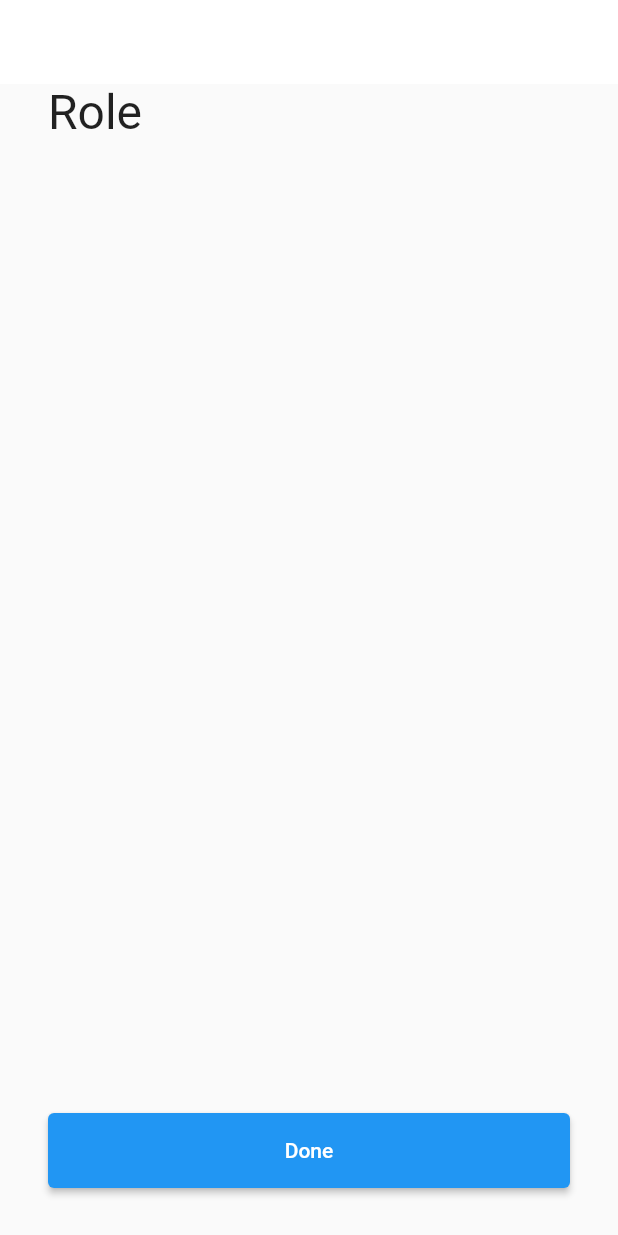
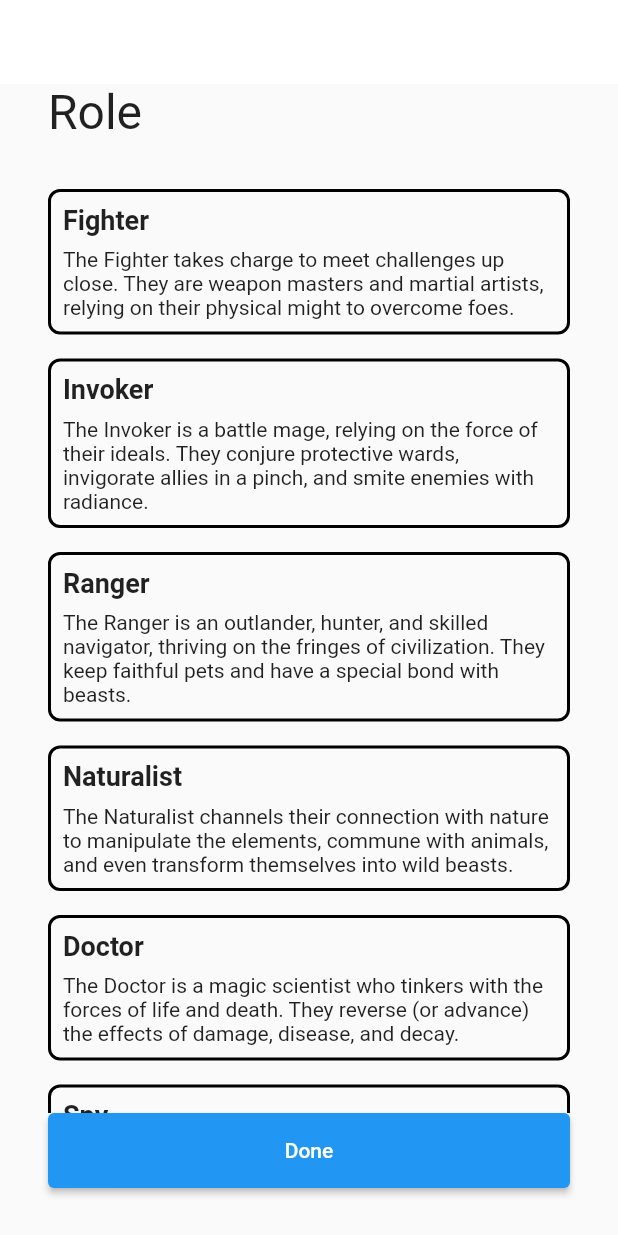
Before and after one commit to fates-dnd/fates_quest_flutter, a Flutter app: the RoleFormScreen screen opened directly, on a phone screen of 412 x 824 dp. Run offline on Flutter 3.47's test engine with Material 2 defaults, Android fonts, the phone set to English and light mode, and no system bars; generated files the repository leaves out were written again.

Commit message:
role form screen

```diff
--- a/lib/character_creator/role_form_screen.dart
+++ b/lib/character_creator/role_form_screen.dart
@@ -1,3 +1,4 @@
+import 'package:fates_quest_flutter/data/role.dart';
 import 'package:flutter/material.dart';
 import 'package:flutter_gen/gen_l10n/app_localizations.dart';
 
@@ -22,10 +23,10 @@ class RoleFormScreen extends StatelessWidget {
               ),
             ),
             const SizedBox(
-              height: 80,
+              height: 32,
             ),
             const Expanded(
-              child: SizedBox(),
+              child: RolesGrid(),
             ),
             ElevatedButton(
               onPressed: () {
@@ -44,3 +45,147 @@ class RoleFormScreen extends StatelessWidget {
     );
   }
 }
+
+class RolesGrid extends StatefulWidget {
+  const RolesGrid({Key? key}) : super(key: key);
+
+  @override
+  State<StatefulWidget> createState() => _RolesGridState();
+}
+
+class _RolesGridState extends State<RolesGrid> {
+  Role? selectedRole;
+
+  @override
+  Widget build(BuildContext context) {
+    final localization = AppLocalizations.of(context)!;
+
+    return ListView(
+      children: [
+        RoleSection(
+          title: localization.fighter_role,
+          description: localization.fighter_description,
+          isSelected: selectedRole == Role.fighter,
+          onClicked: () => setState(() {
+            selectedRole = Role.fighter;
+          }),
+        ),
+        const SizedBox(height: 16),
+        RoleSection(
+          title: localization.invoker_role,
+          description: localization.invoker_description,
+          isSelected: selectedRole == Role.invoker,
+          onClicked: () => setState(() {
+            selectedRole = Role.invoker;
+          }),
+        ),
+        const SizedBox(height: 16),
+        RoleSection(
+          title: localization.ranger_role,
+          description: localization.ranger_description,
+          isSelected: selectedRole == Role.ranger,
+          onClicked: () => setState(() {
+            selectedRole = Role.ranger;
+          }),
+        ),
+        const SizedBox(height: 16),
+        RoleSection(
+          title: localization.naturalist_role,
+          description: localization.naturalist_description,
+          isSelected: selectedRole == Role.naturalist,
+          onClicked: () => setState(() {
+            selectedRole = Role.naturalist;
+          }),
+        ),
+        const SizedBox(height: 16),
+        RoleSection(
+          title: localization.doctor_role,
+          description: localization.doctor_description,
+          isSelected: selectedRole == Role.doctor,
+          onClicked: () => setState(() {
+            selectedRole = Role.doctor;
+          }),
+        ),
+        const SizedBox(height: 16),
+        RoleSection(
+          title: localization.spy_role,
+          description: localization.spy_description,
+          isSelected: selectedRole == Role.spy,
+          onClicked: () => setState(() {
+            selectedRole = Role.spy;
+          }),
+        ),
+        const SizedBox(height: 16),
+        RoleSection(
+          title: localization.magician_role,
+          description: localization.magician_description,
+          isSelected: selectedRole == Role.magician,
+          onClicked: () => setState(() {
+            selectedRole = Role.magician;
+          }),
+        ),
+        const SizedBox(height: 16),
+        RoleSection(
+          title: localization.wizard_role,
+          description: localization.wizard_descripition,
+          isSelected: selectedRole == Role.wizard,
+          onClicked: () => setState(() {
+            selectedRole = Role.wizard;
+          }),
+        ),
+        const SizedBox(height: 16),
+      ],
+    );
+  }
+}
+
+class RoleSection extends StatelessWidget {
+  final String title;
+  final String description;
+  final bool isSelected;
+  final VoidCallback onClicked;
+
+  const RoleSection({
+    Key? key,
+    required this.title,
+    required this.description,
+    required this.isSelected,
+    required this.onClicked,
+  }) : super(key: key);
+
+  @override
+  Widget build(BuildContext context) {
+    return InkWell(
+      onTap: onClicked,
+      child: Container(
+        padding: const EdgeInsets.all(8),
+        decoration: BoxDecoration(
+            borderRadius: BorderRadius.circular(8),
+            border: isSelected
+                ? Border.all(
+                    color: Colors.blue,
+                    width: 2,
+                  )
+                : Border.all(
+                    width: 2,
+                  )),
+        child: Column(
+          crossAxisAlignment: CrossAxisAlignment.start,
+          children: [
+            Text(
+              title,
+              style: const TextStyle(
+                fontSize: 18,
+                fontWeight: FontWeight.bold,
+              ),
+            ),
+            const SizedBox(
+              height: 8,
+            ),
+            Text(description),
+          ],
+        ),
+      ),
+    );
+  }
+}
--- /dev/null
+++ b/lib/data/role.dart
@@ -0,0 +1,10 @@
+enum Role {
+  fighter,
+  invoker,
+  ranger,
+  naturalist,
+  doctor,
+  spy,
+  magician,
+  wizard,
+}
--- a/lib/l10n/app_en.arb
+++ b/lib/l10n/app_en.arb
@@ -13,5 +13,22 @@
     "name": "Name",
     "age": "Age",
     "height": "Height",
-    "role": "Role"
+    "role": "Role",
+
+    "fighter_role": "Fighter",
+    "fighter_description": "The Fighter takes charge to meet challenges up close. They are weapon masters and martial artists, relying on their physical might to overcome foes.",
+    "invoker_role": "Invoker",
+    "invoker_description": "The Invoker is a battle mage, relying on the force of their ideals. They conjure protective wards, invigorate allies in a pinch, and smite enemies with radiance.",
+    "ranger_role": "Ranger",
+    "ranger_description": "The Ranger is an outlander, hunter, and skilled navigator, thriving on the fringes of civilization. They keep faithful pets and have a special bond with beasts.",
+    "naturalist_role": "Naturalist",
+    "naturalist_description": "The Naturalist channels their connection with nature to manipulate the elements, commune with animals, and even transform themselves into wild beasts.",
+    "doctor_role": "Doctor",
+    "doctor_description": "The Doctor is a magic scientist who tinkers with the forces of life and death. They reverse (or advance) the effects of damage, disease, and decay.",
+    "spy_role": "Spy",
+    "spy_description": "The Spy is a crafty agent of stealth and subterfuge. They are master assassins and experts in the use of magical gadgets, chemicals, traps, disguises, and forgeries.",
+    "magician_role": "Magician",
+    "magician_description": "The Magician specializes in conjuration and psychic manipulation. From parlor tricks to elaborate deceptions, they are master illusionists, capable of twisting the mind.",
+    "wizard_role": "Wizard",
+    "wizard_descripition": "The Wizard is a powerful spellcaster with a diverse set of magical abilities. At the height of their power, they can travel to other worlds and transcend their mortal selves."
 }
```
